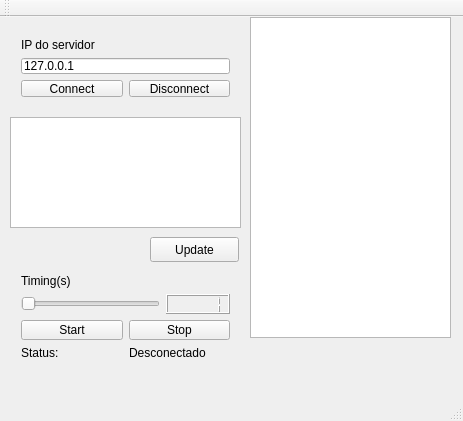
Before: the Qt Designer form QtTcpClientConsumer/mainwindow.ui in matscats/qtsupervisory, drawn with Qt 5.
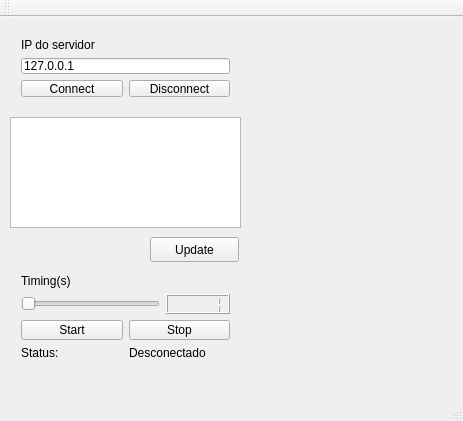
After: the same form once the commit is applied. Custom widgets are drawn as their Qt base class.

Commit message: Started plotter class implementation

The edit to the form file:
```diff
--- a/QtTcpClientConsumer/mainwindow.ui
+++ b/QtTcpClientConsumer/mainwindow.ui
@@ -77,17 +77,7 @@
      </item>
     </layout>
    </widget>
-   <widget class="QTextBrowser" name="textBrowser">
-    <property name="geometry">
-     <rect>
-      <x>250</x>
-      <y>0</y>
-      <width>201</width>
-      <height>321</height>
-     </rect>
-    </property>
-   </widget>
-   <widget class="QWidget" name="">
+   <widget class="QWidget" name="layoutWidget">
     <property name="geometry">
      <rect>
       <x>10</x>
@@ -166,6 +156,16 @@
      </item>
     </layout>
    </widget>
+   <widget class="Plotter" name="widget" native="true">
+    <property name="geometry">
+     <rect>
+      <x>250</x>
+      <y>10</y>
+      <width>211</width>
+      <height>341</height>
+     </rect>
+    </property>
+   </widget>
   </widget>
   <widget class="QMenuBar" name="menuBar">
    <property name="geometry">
@@ -188,6 +188,14 @@
   <widget class="QStatusBar" name="statusBar"/>
  </widget>
  <layoutdefault spacing="6" margin="11"/>
+ <customwidgets>
+  <customwidget>
+   <class>Plotter</class>
+   <extends>QWidget</extends>
+   <header>plotter.h</header>
+   <container>1</container>
+  </customwidget>
+ </customwidgets>
  <resources/>
  <connections>
   <connection>
```
The commit also changes 8 other files.
